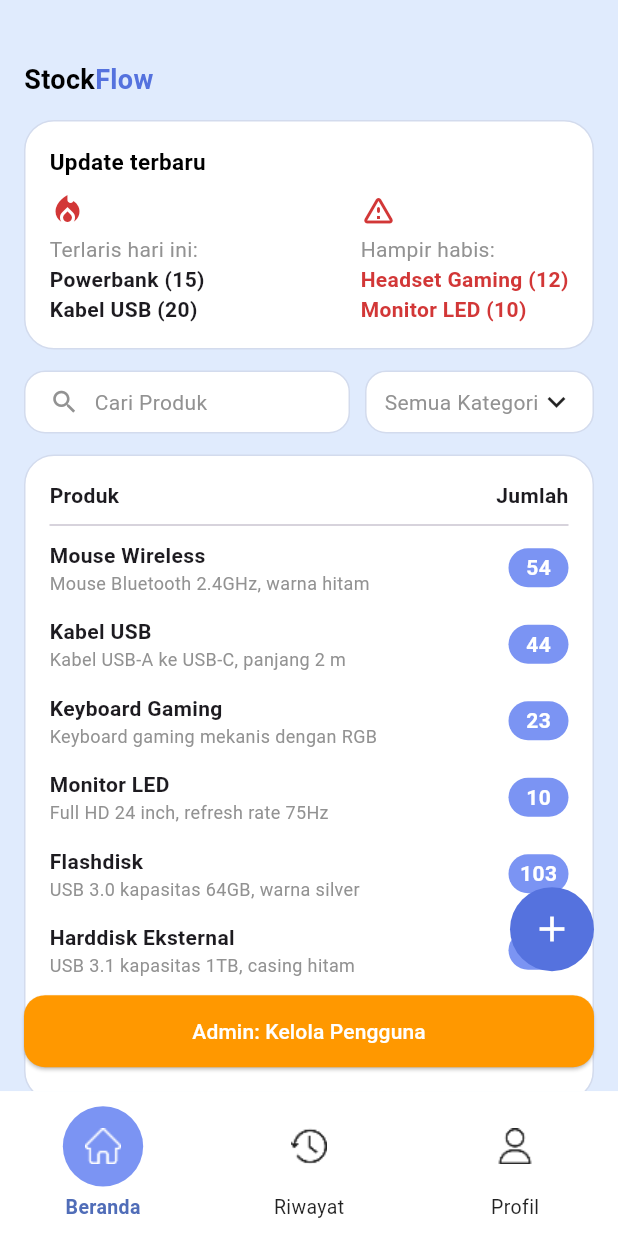
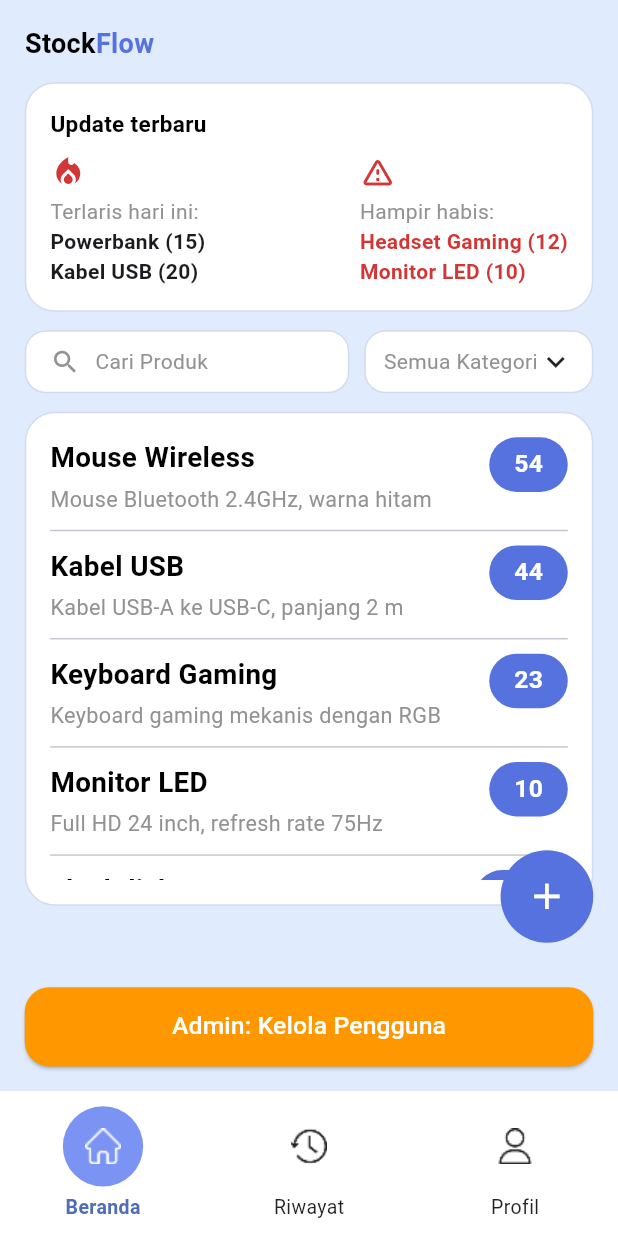
Before and after one commit to OrionZ12/StockFlow-tubes, a Flutter app: the HomeScreen screen opened by its route, on a phone screen of 412 x 824 dp. Run offline on Flutter 3.47's test engine with Material 3 defaults, Android fonts, the phone set to English and light mode, and no system bars; our stand-ins replace cloud_firestore, firebase_auth, firebase_core, go_router, google_sign_in; accounts and stored records are empty; Roboto replaces fonts that are missing (RobotoSerif).

Commit message:
prod list

```diff
--- a/lib/screen/home_screen.dart
+++ b/lib/screen/home_screen.dart
@@ -30,42 +30,66 @@ class _HomeScreenState extends State<HomeScreen> {
 
   @override
   Widget build(BuildContext context) {
+    final screen = MediaQuery.of(context).size;
+    final w = screen.width;
+    final h = screen.height;
+
     final auth = context.watch<AuthProvider>();
     final role = auth.role;
 
     return SafeArea(
-      child: Container(
-        color: AppColors.pageBackground,
-        child: Stack(
+      child: Scaffold(
+        backgroundColor: AppColors.pageBackground,
+        body: Stack(
           children: [
-            ListView(
-              padding: const EdgeInsets.fromLTRB(16, 40, 16, 140),
-              children: [
-                const HeaderWidget(),
-                const SizedBox(height: 14),
+            Padding(
+              padding: EdgeInsets.fromLTRB(
+                w * 0.04,
+                h * 0.02,
+                w * 0.04,
+                h * 0.15,
+              ),
+              child: Column(
+                crossAxisAlignment: CrossAxisAlignment.start,
+                children: [
+                  const HeaderWidget(),
+                  SizedBox(height: h * 0.015),
 
-                const UpdateSection(),
-                const SizedBox(height: 14),
+                  const UpdateSection(),
+                  SizedBox(height: h * 0.015),
 
-                const SearchSection(),
-                const SizedBox(height: 14),
+                  const SearchSection(),
+                  SizedBox(height: h * 0.015),
 
-                ProductList(products: products),
-                const SizedBox(height: 120), // ruang agar tidak ketutupan role button
-              ],
+                  // ⬇ Kotak putih besar + scroll list
+                  Expanded(
+                    child: Container(
+                      padding: const EdgeInsets.all(16),
+                      decoration: BoxDecoration(
+                        color: Colors.white,
+                        borderRadius: BorderRadius.circular(20),
+                        border: Border.all(color: AppColors.softBorder),
+                      ),
+                      child: ProductList(products: products),
+                    ),
+                  ),
+                ],
+              ),
             ),
 
+            // Floating Button
             Positioned(
-              right: 16,
-              bottom: 80,
-              child: _floatingButton(),
+              right: w * 0.04,
+              bottom: h * 0.12,
+              child: _floatingButton(w),
             ),
 
+            // Role button
             Positioned(
-              left: 16,
-              right: 16,
-              bottom: 16,
-              child: _roleButton(role),
+              left: w * 0.04,
+              right: w * 0.04,
+              bottom: w * 0.04,
+              child: _roleButton(role, w),
             ),
           ],
         ),
@@ -73,43 +97,47 @@ class _HomeScreenState extends State<HomeScreen> {
     );
   }
 
-  Widget _floatingButton() {
+  Widget _floatingButton(double w) {
     return Container(
-      width: 56,
-      height: 56,
+      width: w * 0.15,
+      height: w * 0.15,
       decoration: const BoxDecoration(
         color: AppColors.blueMain,
         shape: BoxShape.circle,
       ),
       child: IconButton(
-        icon: const Icon(Icons.add, color: Colors.white, size: 28),
+        icon: const Icon(Icons.add, color: Colors.white),
+        iconSize: w * 0.07,
         onPressed: () {},
       ),
     );
   }
 
-  Widget _roleButton(String role) {
+  Widget _roleButton(String role, double w) {
     if (role == "staff") {
-      return _roleBtn(AppColors.blueMain, "Staff: Input Barang Masuk");
+      return _roleBtn(AppColors.blueMain, "Staff: Input Barang Masuk", w);
     }
     if (role == "whmanager") {
-      return _roleBtn(Colors.green, "Manager: Tambah Supplier");
+      return _roleBtn(Colors.green, "Manager: Tambah Supplier", w);
     }
-    return _roleBtn(Colors.orange, "Admin: Kelola Pengguna");
+    return _roleBtn(Colors.orange, "Admin: Kelola Pengguna", w);
   }
 
-  Widget _roleBtn(Color color, String text) {
+  Widget _roleBtn(Color color, String text, double w) {
     return ElevatedButton(
       style: ElevatedButton.styleFrom(
         backgroundColor: color,
         foregroundColor: Colors.white,
-        padding: const EdgeInsets.symmetric(vertical: 14),
+        padding: EdgeInsets.symmetric(vertical: w * 0.035),
         shape: RoundedRectangleBorder(
-          borderRadius: BorderRadius.circular(14),
+          borderRadius: BorderRadius.circular(w * 0.04),
         ),
       ),
       onPressed: () {},
-      child: Text(text),
+      child: Text(
+        text,
+        style: TextStyle(fontSize: w * 0.04),
+      ),
     );
   }
 }
--- a/lib/screen/profile_screen.dart
+++ b/lib/screen/profile_screen.dart
@@ -39,7 +39,7 @@ class _ProfilePageState extends State<ProfilePage> {
     showDialog(
       context: context,
       barrierDismissible: false,
-      barrierColor: Colors.black.(0.5),
+      barrierColor: Colors.black,
       builder: (dialogContext) {
         return Center(
           child: Material(
--- a/lib/widget/product_list.dart
+++ b/lib/widget/product_list.dart
@@ -2,92 +2,75 @@ import 'package:flutter/material.dart';
 import '../theme/app_colors.dart';
 
 class ProductList extends StatelessWidget {
-  final List<List> products;
+  final List<List<dynamic>> products;
 
   const ProductList({super.key, required this.products});
 
   @override
   Widget build(BuildContext context) {
-    return Container(
-      padding: const EdgeInsets.all(16),
-      decoration: BoxDecoration(
-        color: Colors.white,
-        borderRadius: BorderRadius.circular(20),
-        border: Border.all(color: AppColors.softBorder),
-      ),
-      child: Column(
-        children: [
-          const Row(
-            mainAxisAlignment: MainAxisAlignment.spaceBetween,
-            children: [
-              Text("Produk", style: TextStyle(fontWeight: FontWeight.w600)),
-              Text("Jumlah", style: TextStyle(fontWeight: FontWeight.w600)),
-            ],
-          ),
-          const Divider(height: 20),
+    final w = MediaQuery.of(context).size.width;
 
-          // -----------------------------
-          // EMPTY STATE
-          // -----------------------------
-          if (products.isEmpty)
-            Padding(
-              padding: const EdgeInsets.symmetric(vertical: 40),
+    return ListView.separated(
+      padding: EdgeInsets.zero,
+      itemCount: products.length,
+      separatorBuilder: (_, __) => const Divider(height: 20),
+      itemBuilder: (context, i) {
+        final title = products[i][0];
+        final desc  = products[i][1];
+        final qty   = products[i][2];
+
+        return Row(
+          crossAxisAlignment: CrossAxisAlignment.start,
+          children: [
+            // 📝 TEKS — dibuat Expanded supaya wrap & tidak overflow
+            Expanded(
               child: Column(
-                children: const [
-                  Icon(Icons.inbox, size: 40, color: AppColors.textMuted),
-                  SizedBox(height: 10),
+                crossAxisAlignment: CrossAxisAlignment.start,
+                children: [
                   Text(
-                    "Tidak ada produk",
-                    style: TextStyle(color: AppColors.textMuted),
+                    title,
+                    style: TextStyle(
+                      fontSize: w * 0.045,
+                      fontWeight: FontWeight.bold,
+                      color: AppColors.textPrimary,
+                    ),
+                  ),
+                  SizedBox(height: w * 0.01),
+                  Text(
+                    desc,
+                    style: TextStyle(
+                      fontSize: w * 0.035,
+                      color: AppColors.textMuted,
+                    ),
                   ),
                 ],
               ),
-            )
-          else
-            ...products.map((item) => ProductItem(data: item)).toList(),
-        ],
-      ),
+            ),
+
+            SizedBox(width: w * 0.03),
+
+            // 🔵 BADGE JUMLAH
+            Container(
+              padding: EdgeInsets.symmetric(
+                vertical: w * 0.015,
+                horizontal: w * 0.04,
+              ),
+              decoration: BoxDecoration(
+                color: AppColors.blueMain,
+                borderRadius: BorderRadius.circular(30),
+              ),
+              child: Text(
+                "$qty",
+                style: TextStyle(
+                  fontSize: w * 0.04,
+                  color: Colors.white,
+                  fontWeight: FontWeight.w600,
+                ),
+              ),
+            ),
+          ],
+        );
+      },
     );
   }
 }
-
-class ProductItem extends StatelessWidget {
-  final List data;
-
-  const ProductItem({super.key, required this.data});
-
-  @override
-  Widget build(BuildContext context) {
-    return Padding(
-      padding: const EdgeInsets.only(bottom: 14),
-      child: Row(
-        mainAxisAlignment: MainAxisAlignment.spaceBetween,
-        children: [
-          Column(
-            crossAxisAlignment: CrossAxisAlignment.start,
-            children: [
-              Text(data[0], style: const TextStyle(fontWeight: FontWeight.w600)),
-              Text(
-                data[1],
-                style: const TextStyle(fontSize: 12, color: AppColors.textMuted),
-              ),
-            ],
-          ),
-          Container(
-            width: 40,
-            height: 26,
-            decoration: BoxDecoration(
-              color: AppColors.blueSoft,
-              borderRadius: BorderRadius.circular(20),
-            ),
-            alignment: Alignment.center,
-            child: Text(
-              data[2].toString(),
-              style: const TextStyle(color: Colors.white, fontWeight: FontWeight.w700),
-            ),
-          )
-        ],
-      ),
-    );
-  }
-}
```
